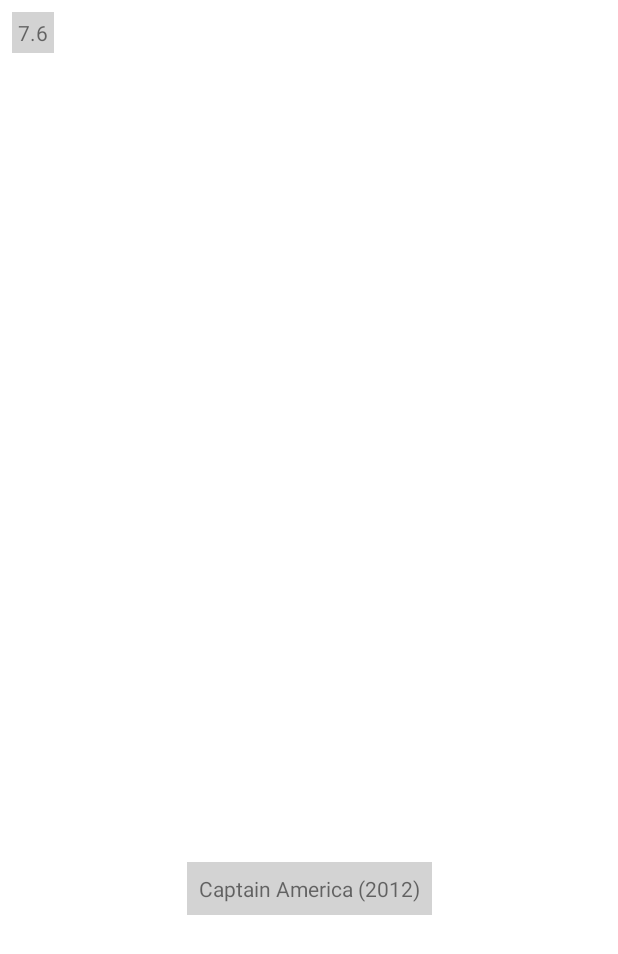
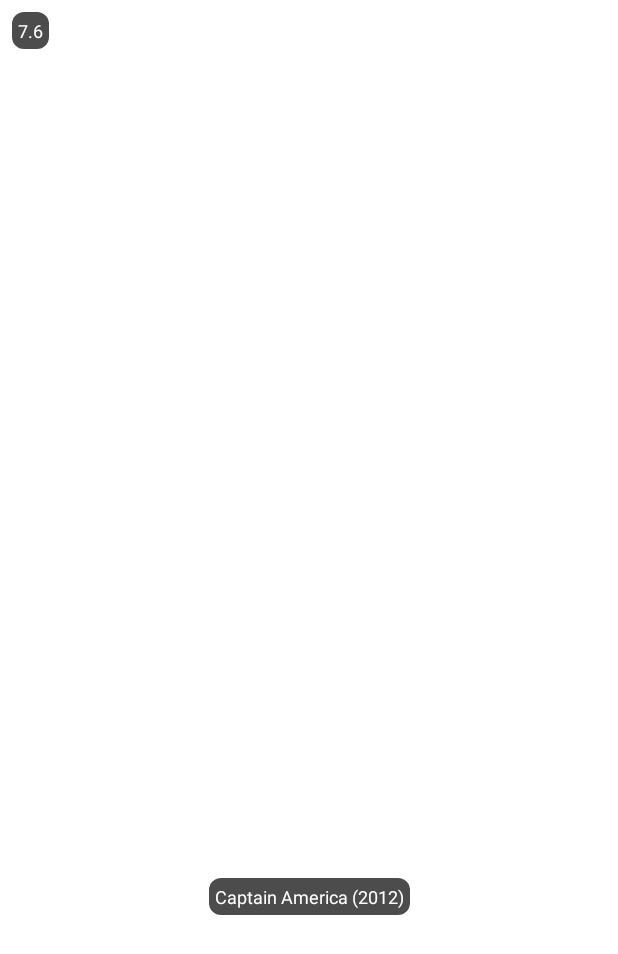
Before and after one commit to damaisubimawanto/InsuraMediaSolusiAssessmentTest, an Android app: the layout recycler_item_movie.xml on its own in the app's theme, with its tools: preview values and no code run, on a phone screen of 412 x 824 dp. Shown: the top 954 px of the screen. Run offline under Robolectric (Android 15) with nearby library versions, the phone set to English and light mode, and no system bars.

Commit message:
Made pretty in recycler_item_movie.xml layout.

```diff
--- /dev/null
+++ b/app/src/main/res/drawable/bg_text_semi_transparent.xml
@@ -0,0 +1,9 @@
+<?xml version="1.0" encoding="utf-8"?>
+<shape xmlns:android="http://schemas.android.com/apk/res/android"
+    android:shape="rectangle">
+
+    <solid android:color="@color/black_semi_transparent" />
+
+    <corners android:radius="@dimen/dimen_8" />
+
+</shape>
--- a/app/src/main/res/layout/recycler_item_movie.xml
+++ b/app/src/main/res/layout/recycler_item_movie.xml
@@ -32,8 +32,10 @@
             android:id="@+id/tvMovieRating"
             android:layout_width="wrap_content"
             android:layout_height="wrap_content"
-            android:background="@color/light_grey"
+            android:background="@drawable/bg_text_semi_transparent"
             android:padding="@dimen/dimen_4"
+            android:textColor="@color/white"
+            android:textSize="@dimen/font_12"
             app:layout_constraintStart_toEndOf="@+id/guidelineLeftPadding"
             app:layout_constraintTop_toBottomOf="@+id/guidelineTopPadding"
             app:movieRating="@{model.voteAverage}"
@@ -43,9 +45,11 @@
             android:id="@+id/tvMovieTitle"
             android:layout_width="0dp"
             android:layout_height="wrap_content"
-            android:background="@color/light_grey"
+            android:background="@drawable/bg_text_semi_transparent"
             android:gravity="center"
-            android:padding="@dimen/dimen_8"
+            android:padding="@dimen/dimen_4"
+            android:textColor="@color/white"
+            android:textSize="@dimen/font_12"
             app:layout_constraintBottom_toTopOf="@+id/guidelineBottomPadding"
             app:layout_constraintEnd_toStartOf="@+id/guidelineRightPadding"
             app:layout_constraintStart_toEndOf="@+id/guidelineLeftPadding"
--- a/app/src/main/res/values/colors.xml
+++ b/app/src/main/res/values/colors.xml
@@ -140,4 +140,5 @@
     <color name="dark_blue">#00008B</color>
     <color name="navy">#000080</color>
     <color name="black">#000000</color>
+    <color name="black_semi_transparent">#B3000000</color>
 </resources>
```
